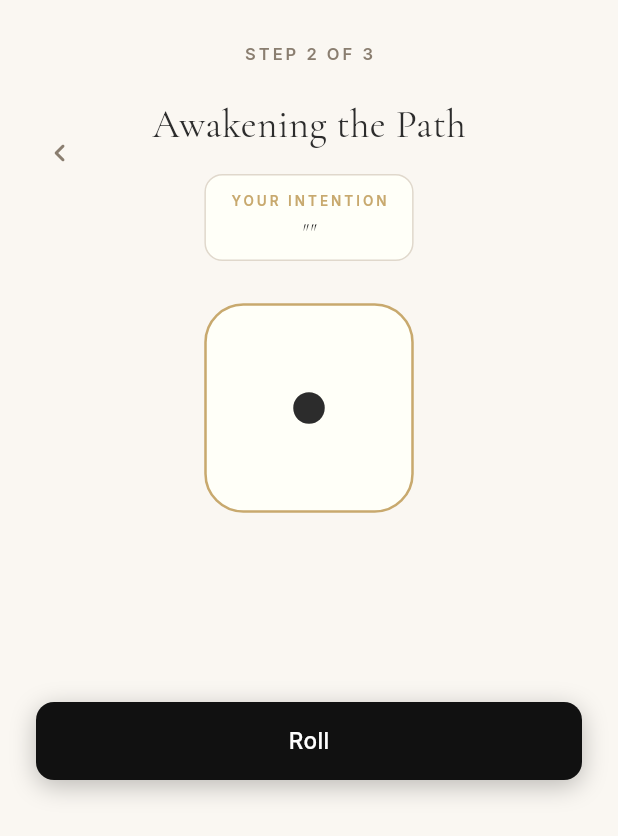
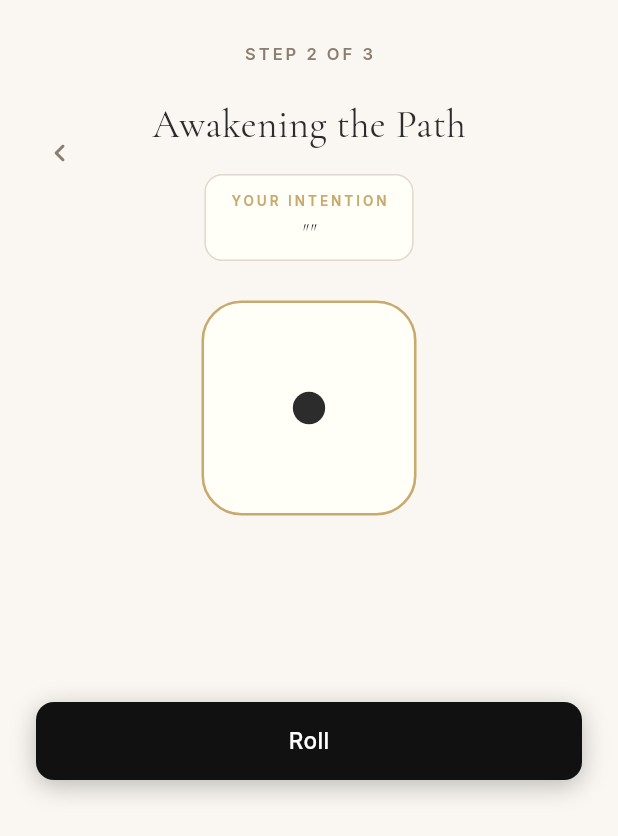
Before and after one commit to yevheniiamaimur/leadlife-app, a Flutter app: the DiceRollScreen screen opened directly with empty values, on a phone screen of 412 x 824 dp. Shown: the top 836 px of the screen. Run offline on Flutter 3.47's test engine with Material 3 defaults, Android fonts, the phone set to English and light mode, and no system bars; our stand-ins replace google_fonts.

Commit message:
Connect dice and stepper visually, fix consistent onboarding step counter
Co-Authored-By: Claude Sonnet 4.6 <noreply@anthropic.com>

```diff
--- a/lib/screens/awakened_screen.dart
+++ b/lib/screens/awakened_screen.dart
@@ -16,7 +16,9 @@ class AwakenedScreen extends StatelessWidget {
           SafeArea(
             child: Column(
               children: [
-                const SizedBox(height: 80),
+                const SizedBox(height: 28),
+                const LLSmallCaps('Step 3 of 3', color: llMuted),
+                const SizedBox(height: 28),
                 // Glow ring + logo
                 Stack(
                   alignment: Alignment.center,
--- a/lib/screens/dice_roll_screen.dart
+++ b/lib/screens/dice_roll_screen.dart
@@ -1,5 +1,6 @@
 import 'dart:math' as math;
 import 'package:flutter/material.dart';
+import 'package:flutter/services.dart';
 import '../app_theme.dart';
 import '../widgets/ll_widgets.dart';
 import 'awakened_screen.dart';
@@ -12,13 +13,33 @@ class DiceRollScreen extends StatefulWidget {
   State<DiceRollScreen> createState() => _DiceRollScreenState();
 }
 
-class _DiceRollScreenState extends State<DiceRollScreen> {
+class _DiceRollScreenState extends State<DiceRollScreen> with SingleTickerProviderStateMixin {
   int? _result;
   bool _rolling = false;
   int _rollCount = 0;
 
+  late final AnimationController _idleCtrl;
+  late final Animation<double> _idleScale;
+
+  @override
+  void initState() {
+    super.initState();
+    _idleCtrl = AnimationController(vsync: this, duration: const Duration(milliseconds: 2500))
+      ..repeat(reverse: true);
+    _idleScale = Tween<double>(begin: 1.0, end: 1.03).animate(
+      CurvedAnimation(parent: _idleCtrl, curve: Curves.easeInOut),
+    );
+  }
+
+  @override
+  void dispose() {
+    _idleCtrl.dispose();
+    super.dispose();
+  }
+
   void _roll() {
     if (_rolling) return;
+    HapticFeedback.lightImpact();
     setState(() { _rolling = true; _result = null; });
     Future.delayed(const Duration(milliseconds: 1200), () {
       if (!mounted) return;
@@ -73,13 +94,20 @@ class _DiceRollScreenState extends State<DiceRollScreen> {
                   ),
                 ),
                 const SizedBox(height: 28),
-                // Dice
-                LLDice(
-                  pips: _result ?? 1,
-                  size: 140,
-                  glow: isOne && showResult,
-                  highlight: isOne && showResult,
-                  tumbling: _rolling,
+                // Dice — idle pulse when waiting for first roll
+                AnimatedBuilder(
+                  animation: _idleScale,
+                  builder: (_, child) => Transform.scale(
+                    scale: (_result == null && !_rolling) ? _idleScale.value : 1.0,
+                    child: child,
+                  ),
+                  child: LLDice(
+                    pips: _result ?? 1,
+                    size: 140,
+                    glow: isOne && showResult,
+                    highlight: isOne && showResult,
+                    tumbling: _rolling,
+                  ),
                 ),
                 const SizedBox(height: 24),
                 // Result message
--- a/lib/screens/rules_screen.dart
+++ b/lib/screens/rules_screen.dart
@@ -43,7 +43,9 @@ class _RulesScreenState extends State<RulesScreen> {
                 const SizedBox(height: 36),
                 // Hero dice
                 LLDice(pips: 1, size: 150, glow: true, highlight: true),
-                const SizedBox(height: 36),
+                const SizedBox(height: 16),
+                Center(child: Container(width: 1, height: 40, color: llHair)),
+                const SizedBox(height: 16),
                 // Poetic statement
                 Padding(
                   padding: const EdgeInsets.symmetric(horizontal: 32),
```
